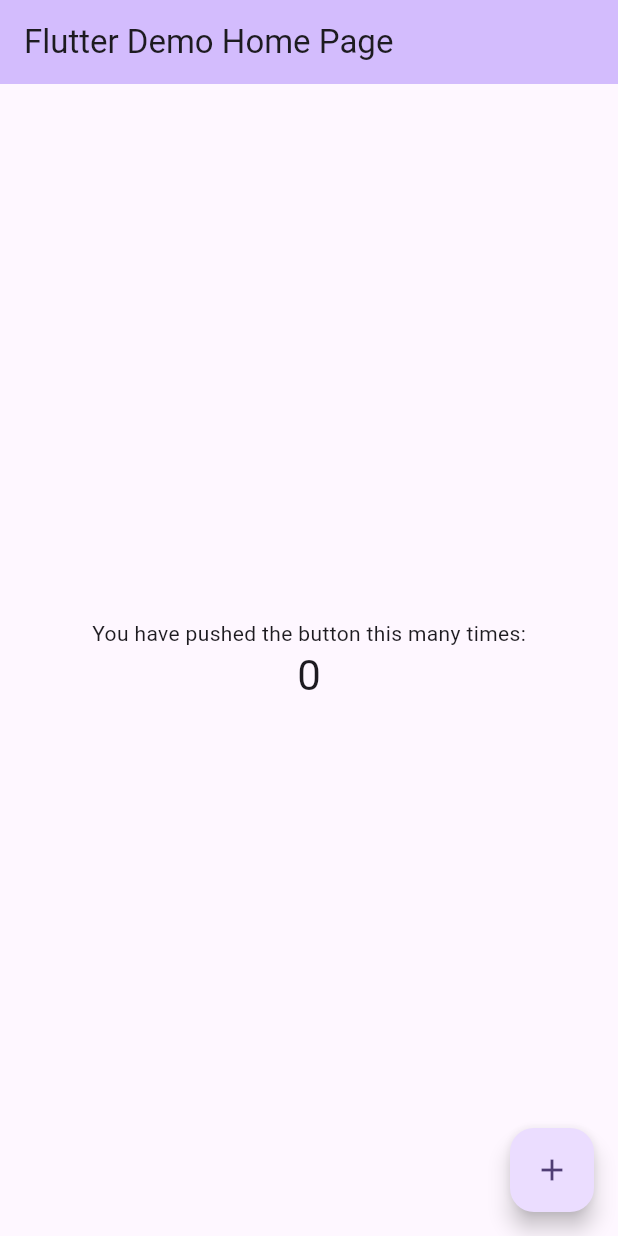
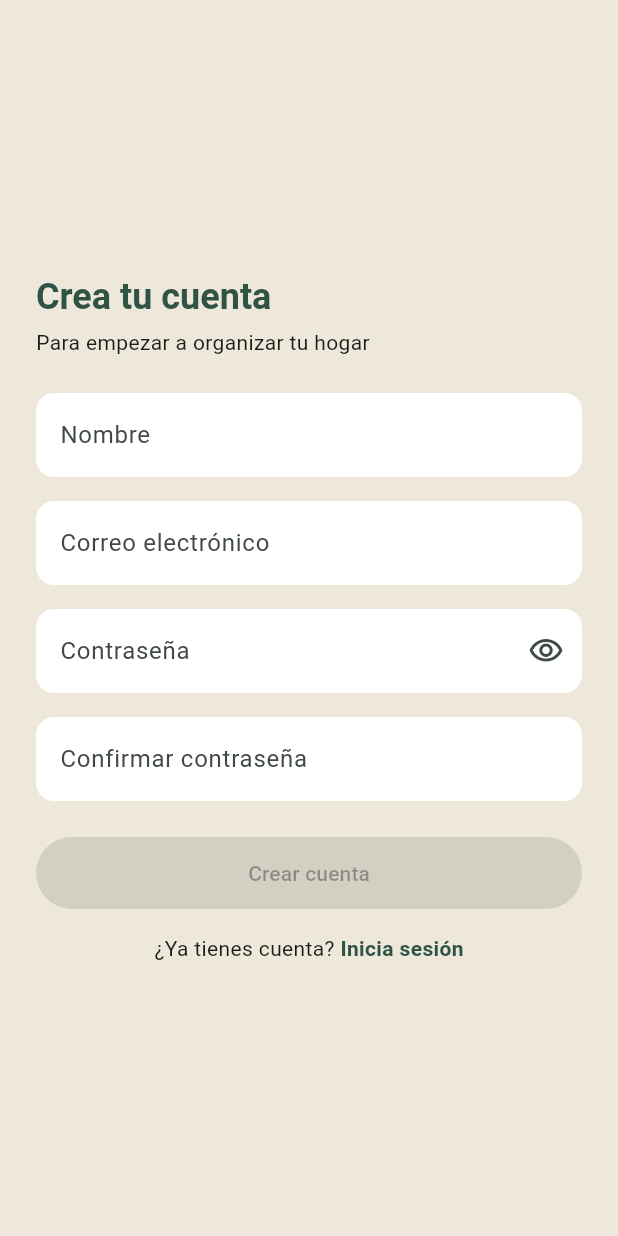
Before and after one commit to JaquelineCamarillo/EasyHome, a Flutter app: the screen it shows after launch, on a phone screen of 412 x 824 dp. Run offline on Flutter 3.47's test engine with Material 3 defaults, Android fonts, the phone set to English and light mode, and no system bars; our stand-ins replace cloud_firestore, firebase_auth, firebase_core; accounts and stored records are empty.

Commit message:
feat: agregar pantalla de registro con validaciones y Firebase Auth

```diff
--- a/lib/main.dart
+++ b/lib/main.dart
@@ -1,130 +1,50 @@
+import 'package:firebase_core/firebase_core.dart';
 import 'package:flutter/material.dart';
-import 'package:firebase_core/firebase_core.dart';
+
 import 'firebase_options.dart';
+import 'routes.dart';
+import 'screens/crear_unirse_hogar_screen.dart';
+import 'screens/login_screen.dart';
+import 'screens/registro_screen.dart';
 
-void main() async {
+Future<void> main() async {
   WidgetsFlutterBinding.ensureInitialized();
-  await Firebase.initializeApp(
-    options: DefaultFirebaseOptions.currentPlatform,
-  );
-  print('✅ Firebase conectado: ${Firebase.apps.length} app(s) inicializada(s), proyecto: ${Firebase.apps.first.options.projectId}');
-  runApp(const MyApp());
+  await Firebase.initializeApp(options: DefaultFirebaseOptions.currentPlatform);
+  debugPrint(
+      '✅ Firebase conectado: ${Firebase.apps.length} app(s), proyecto: ${Firebase.apps.first.options.projectId}');
+  runApp(const EasyHomeApp());
 }
 
+class EasyHomeApp extends StatelessWidget {
+  const EasyHomeApp({super.key});
 
-class MyApp extends StatelessWidget {
-  const MyApp({super.key});
-
-  // This widget is the root of your application.
   @override
   Widget build(BuildContext context) {
+    const verde = Color(0xFF2F5446);
+    const crema = Color(0xFFEEE8DA);
+
     return MaterialApp(
-      title: 'Flutter Demo',
+      title: 'EasyHome',
+      debugShowCheckedModeBanner: false,
       theme: ThemeData(
-        // This is the theme of your application.
-        //
-        // TRY THIS: Try running your application with "flutter run". You'll see
-        // the application has a purple toolbar. Then, without quitting the app,
-        // try changing the seedColor in the colorScheme below to Colors.green
-        // and then invoke "hot reload" (save your changes or press the "hot
-        // reload" button in a Flutter-supported IDE, or press "r" if you used
-        // the command line to start the app).
-        //
-        // Notice that the counter didn't reset back to zero; the application
-        // state is not lost during the reload. To reset the state, use hot
-        // restart instead.
-        //
-        // This works for code too, not just values: Most code changes can be
-        // tested with just a hot reload.
-        colorScheme: .fromSeed(seedColor: Colors.deepPurple),
+        colorScheme: ColorScheme.fromSeed(seedColor: verde, primary: verde),
+        scaffoldBackgroundColor: crema,
+        inputDecorationTheme: InputDecorationTheme(
+          filled: true,
+          fillColor: Colors.white,
+          border: OutlineInputBorder(
+            borderRadius: BorderRadius.circular(12),
+            borderSide: BorderSide.none,
+          ),
+        ),
       ),
-      home: const MyHomePage(title: 'Flutter Demo Home Page'),
+      // TODO: cuando exista el login, decidir aquí según FirebaseAuth.currentUser.
+      initialRoute: AppRoutes.registro,
+      routes: {
+        AppRoutes.registro: (_) => const RegistroScreen(),
+        AppRoutes.login: (_) => const LoginScreen(),
+        AppRoutes.hogar: (_) => const CrearUnirseHogarScreen(),
+      },
     );
   }
 }
-
-class MyHomePage extends StatefulWidget {
-  const MyHomePage({super.key, required this.title});
-
-  // This widget is the home page of your application. It is stateful, meaning
-  // that it has a State object (defined below) that contains fields that affect
-  // how it looks.
-
-  // This class is the configuration for the state. It holds the values (in this
-  // case the title) provided by the parent (in this case the App widget) and
-  // used by the build method of the State. Fields in a Widget subclass are
-  // always marked "final".
-
-  final String title;
-
-  @override
-  State<MyHomePage> createState() => _MyHomePageState();
-}
-
-class _MyHomePageState extends State<MyHomePage> {
-  int _counter = 0;
-
-  void _incrementCounter() {
-    setState(() {
-      // This call to setState tells the Flutter framework that something has
-      // changed in this State, which causes it to rerun the build method below
-      // so that the display can reflect the updated values. If we changed
-      // _counter without calling setState(), then the build method would not be
-      // called again, and so nothing would appear to happen.
-      _counter++;
-    });
-  }
-
-  @override
-  Widget build(BuildContext context) {
-    // This method is rerun every time setState is called, for instance as done
-    // by the _incrementCounter method above.
-    //
-    // The Flutter framework has been optimized to make rerunning build methods
-    // fast, so that you can just rebuild anything that needs updating rather
-    // than having to individually change instances of widgets.
-    return Scaffold(
-      appBar: AppBar(
-        // TRY THIS: Try changing the color here to a specific color (to
-        // Colors.amber, perhaps?) and trigger a hot reload to see the AppBar
-        // change color while the other colors stay the same.
-        backgroundColor: Theme.of(context).colorScheme.inversePrimary,
-        // Here we take the value from the MyHomePage object that was created by
-        // the App.build method, and use it to set our appbar title.
-        title: Text(widget.title),
-      ),
-      body: Center(
-        // Center is a layout widget. It takes a single child and positions it
-        // in the middle of the parent.
-        child: Column(
-          // Column is also a layout widget. It takes a list of children and
-          // arranges them vertically. By default, it sizes itself to fit its
-          // children horizontally, and tries to be as tall as its parent.
-          //
-          // Column has various properties to control how it sizes itself and
-          // how it positions its children. Here we use mainAxisAlignment to
-          // center the children vertically; the main axis here is the vertical
-          // axis because Columns are vertical (the cross axis would be
-          // horizontal).
-          //
-          // TRY THIS: Invoke "debug painting" (choose the "Toggle Debug Paint"
-          // action in the IDE, or press "p" in the console), to see the
-          // wireframe for each widget.
-          mainAxisAlignment: .center,
-          children: [
-            const Text('You have pushed the button this many times:'),
-            Text(
-              '$_counter',
-              style: Theme.of(context).textTheme.headlineMedium,
-            ),
-          ],
-        ),
-      ),
-      floatingActionButton: FloatingActionButton(
-        onPressed: _incrementCounter,
-        tooltip: 'Increment',
-        child: const Icon(Icons.add),
-      ),
-    );
-  }
-}
--- /dev/null
+++ b/lib/routes.dart
@@ -0,0 +1,6 @@
+/// Rutas con nombre de la app. Agrega aquí las que vayan saliendo.
+class AppRoutes {
+  static const registro = '/registro'; // #3
+  static const login = '/login'; // #4
+  static const hogar = '/hogar'; // #5/#6 Crear / Unirse a un hogar
+}
--- /dev/null
+++ b/lib/screens/registro_screen.dart
@@ -0,0 +1,226 @@
+import 'package:flutter/material.dart';
+
+import '../routes.dart';
+import '../services/auth_service.dart';
+import '../utils/validators.dart';
+
+/// Pantalla #3 — Registro de cuenta.
+class RegistroScreen extends StatefulWidget {
+  const RegistroScreen({super.key, this.authService});
+
+  /// Inyectable para pruebas; por defecto usa Firebase real.
+  final AuthService? authService;
+
+  @override
+  State<RegistroScreen> createState() => _RegistroScreenState();
+}
+
+class _RegistroScreenState extends State<RegistroScreen> {
+  final _nombreCtrl = TextEditingController();
+  final _correoCtrl = TextEditingController();
+  final _contrasenaCtrl = TextEditingController();
+  final _confirmarCtrl = TextEditingController();
+  final _confirmarKey = GlobalKey<FormFieldState<String>>();
+
+  late final AuthService _auth = widget.authService ?? AuthService();
+
+  bool _ocultarContrasena = true;
+  bool _cargando = false;
+  String? _errorGeneral;
+
+  bool get _formularioValido =>
+      Validators.nombre(_nombreCtrl.text) == null &&
+      Validators.correo(_correoCtrl.text) == null &&
+      Validators.contrasena(_contrasenaCtrl.text) == null &&
+      Validators.confirmarContrasena(
+              _confirmarCtrl.text, _contrasenaCtrl.text) ==
+          null;
+
+  @override
+  void dispose() {
+    _nombreCtrl.dispose();
+    _correoCtrl.dispose();
+    _contrasenaCtrl.dispose();
+    _confirmarCtrl.dispose();
+    super.dispose();
+  }
+
+  void _alCambiar() => setState(() => _errorGeneral = null);
+
+  void _alCambiarContrasena() {
+    _alCambiar();
+    // Si ya escribió la confirmación, revalidarla contra la nueva contraseña.
+    if (_confirmarCtrl.text.isNotEmpty) {
+      _confirmarKey.currentState?.validate();
+    }
+  }
+
+  Future<void> _crearCuenta() async {
+    if (!_formularioValido || _cargando) return;
+    FocusScope.of(context).unfocus();
+    setState(() {
+      _cargando = true;
+      _errorGeneral = null;
+    });
+
+    try {
+      await _auth.registrar(
+        nombre: _nombreCtrl.text,
+        correo: _correoCtrl.text,
+        contrasena: _contrasenaCtrl.text,
+      );
+      if (!mounted) return;
+      // Usuario nuevo => todavía no tiene hogar, no va directo al dashboard.
+      Navigator.of(context).pushReplacementNamed(AppRoutes.hogar);
+    } on AuthException catch (e) {
+      if (!mounted) return;
+      setState(() {
+        _errorGeneral = e.mensaje;
+        _cargando = false;
+      });
+    }
+  }
+
+  @override
+  Widget build(BuildContext context) {
+    final tema = Theme.of(context);
+
+    return Scaffold(
+      body: SafeArea(
+        child: Center(
+          child: SingleChildScrollView(
+            padding: const EdgeInsets.symmetric(horizontal: 24, vertical: 24),
+            child: ConstrainedBox(
+              constraints: const BoxConstraints(maxWidth: 420),
+              child: Column(
+                crossAxisAlignment: CrossAxisAlignment.stretch,
+                children: [
+                  Text(
+                    'Crea tu cuenta',
+                    style: tema.textTheme.headlineSmall?.copyWith(
+                      fontWeight: FontWeight.bold,
+                      color: tema.colorScheme.primary,
+                    ),
+                  ),
+                  const SizedBox(height: 4),
+                  Text(
+                    'Para empezar a organizar tu hogar',
+                    style: tema.textTheme.bodyMedium,
+                  ),
+                  const SizedBox(height: 24),
+                  TextFormField(
+                    key: const Key('campo_nombre'),
+                    controller: _nombreCtrl,
+                    autovalidateMode: AutovalidateMode.onUserInteraction,
+                    textCapitalization: TextCapitalization.words,
+                    textInputAction: TextInputAction.next,
+                    autofillHints: const [AutofillHints.name],
+                    decoration: const InputDecoration(labelText: 'Nombre'),
+                    validator: Validators.nombre,
+                    onChanged: (_) => _alCambiar(),
+                  ),
+                  const SizedBox(height: 16),
+                  TextFormField(
+                    key: const Key('campo_correo'),
+                    controller: _correoCtrl,
+                    autovalidateMode: AutovalidateMode.onUserInteraction,
+                    keyboardType: TextInputType.emailAddress,
+                    textInputAction: TextInputAction.next,
+                    autofillHints: const [AutofillHints.email],
+                    decoration:
+                        const InputDecoration(labelText: 'Correo electrónico'),
+                    validator: Validators.correo,
+                    onChanged: (_) => _alCambiar(),
+                  ),
+                  const SizedBox(height: 16),
+                  TextFormField(
+                    key: const Key('campo_contrasena'),
+                    controller: _contrasenaCtrl,
+                    autovalidateMode: AutovalidateMode.onUserInteraction,
+                    obscureText: _ocultarContrasena,
+                    textInputAction: TextInputAction.next,
+                    autofillHints: const [AutofillHints.newPassword],
+                    decoration: InputDecoration(
+                      labelText: 'Contraseña',
+                      suffixIcon: IconButton(
+                        key: const Key('boton_mostrar_contrasena'),
+                        tooltip: _ocultarContrasena
+                            ? 'Mostrar contraseña'
+                            : 'Ocultar contraseña',
+                        icon: Icon(_ocultarContrasena
+                            ? Icons.visibility_outlined
+                            : Icons.visibility_off_outlined),
+                        onPressed: () => setState(
+                            () => _ocultarContrasena = !_ocultarContrasena),
+                      ),
+                    ),
+                    validator: Validators.contrasena,
+                    onChanged: (_) => _alCambiarContrasena(),
+                  ),
+                  const SizedBox(height: 16),
+                  TextFormField(
+                    key: _confirmarKey,
+                    controller: _confirmarCtrl,
+                    autovalidateMode: AutovalidateMode.onUserInteraction,
+                    obscureText: true,
+                    textInputAction: TextInputAction.done,
+                    decoration: const InputDecoration(
+                        labelText: 'Confirmar contraseña'),
+                    validator: (v) =>
+                        Validators.confirmarContrasena(v, _contrasenaCtrl.text),
+                    onChanged: (_) => _alCambiar(),
+                    onFieldSubmitted: (_) => _crearCuenta(),
+                  ),
+                  const SizedBox(height: 24),
+                  if (_errorGeneral != null) ...[
+                    Text(
+                      _errorGeneral!,
+                      key: const Key('error_general'),
+                      textAlign: TextAlign.center,
+                      style: TextStyle(color: tema.colorScheme.error),
+                    ),
+                    const SizedBox(height: 12),
+                  ],
+                  FilledButton(
+                    key: const Key('boton_crear_cuenta'),
+                    onPressed:
+                        (_formularioValido && !_cargando) ? _crearCuenta : null,
+                    style: FilledButton.styleFrom(
+                      minimumSize: const Size.fromHeight(48),
+                    ),
+                    child: _cargando
+                        ? const SizedBox(
+                            height: 20,
+                            width: 20,
+                            child: CircularProgressIndicator(strokeWidth: 2),
+                          )
+                        : const Text('Crear cuenta'),
+                  ),
+                  const SizedBox(height: 16),
+                  Row(
+                    mainAxisAlignment: MainAxisAlignment.center,
+                    children: [
+                      const Text('¿Ya tienes cuenta? '),
+                      GestureDetector(
+                        key: const Key('enlace_login'),
+                        onTap: () => Navigator.of(context)
+                            .pushReplacementNamed(AppRoutes.login),
+                        child: Text(
+                          'Inicia sesión',
+                          style: TextStyle(
+                            fontWeight: FontWeight.bold,
+                            color: tema.colorScheme.primary,
+                          ),
+                        ),
+                      ),
+                    ],
+                  ),
+                ],
+              ),
+            ),
+          ),
+        ),
+      ),
+    );
+  }
+}
--- /dev/null
+++ b/lib/services/auth_service.dart
@@ -0,0 +1,84 @@
+import 'package:cloud_firestore/cloud_firestore.dart';
+import 'package:firebase_auth/firebase_auth.dart';
+import 'package:flutter/foundation.dart';
+
+/// Error ya traducido, listo para mostrarse al usuario.
+class AuthException implements Exception {
+  const AuthException(this.mensaje);
+  final String mensaje;
+
+  @override
+  String toString() => mensaje;
+}
+
+/// Acceso a Firebase Auth + Firestore para el registro de usuarios.
+/// Las pantallas no hablan directo con Firebase: pasan por este servicio.
+class AuthService {
+  AuthService({FirebaseAuth? auth, FirebaseFirestore? firestore})
+      : _authOverride = auth,
+        _firestoreOverride = firestore;
+
+  // Se resuelven de forma perezosa para poder heredar/mockear el servicio
+  // en pruebas sin inicializar Firebase.
+  final FirebaseAuth? _authOverride;
+  final FirebaseFirestore? _firestoreOverride;
+  FirebaseAuth get _auth => _authOverride ?? FirebaseAuth.instance;
+  FirebaseFirestore get _db => _firestoreOverride ?? FirebaseFirestore.instance;
+
+  static const msgCorreoEnUso = 'Este correo ya tiene una cuenta registrada';
+  static const msgSinConexion = 'No se pudo conectar, intenta de nuevo';
+  static const msgGenerico = 'Ocurrió un error, intenta de nuevo';
+
+  /// Crea el usuario en Firebase Auth y su documento en `usuarios/{uid}`.
+  /// Lanza [AuthException] con un mensaje en español si algo falla.
+  Future<void> registrar({
+    required String nombre,
+    required String correo,
+    required String contrasena,
+  }) async {
+    final UserCredential cred;
+    try {
+      cred = await _auth.createUserWithEmailAndPassword(
+        email: correo.trim(),
+        password: contrasena,
+      );
+    } on FirebaseAuthException catch (e) {
+      debugPrint('Auth error: ${e.code}');
+      throw AuthException(_traducir(e.code));
+    }
+
+    final user = cred.user;
+    if (user == null) throw const AuthException(msgGenerico);
+
+    try {
+      await _db.collection('usuarios').doc(user.uid).set({
+        'nombre': nombre.trim(),
+        'esAdministrador': false,
+        'hogarId': null,
+      });
+    } on FirebaseException catch (e) {
+      debugPrint('Firestore error: ${e.code} - ${e.message}');
+      // Revertimos el usuario de Auth para que no quede una cuenta sin perfil
+      // y pueda reintentar el registro con el mismo correo.
+      try {
+        await user.delete();
+      } catch (_) {}
+      throw const AuthException(msgSinConexion);
+    }
+  }
+
+  String _traducir(String code) {
+    switch (code) {
+      case 'email-already-in-use':
+        return msgCorreoEnUso;
+      case 'network-request-failed':
+        return msgSinConexion;
+      case 'invalid-email':
+        return 'Correo inválido';
+      case 'weak-password':
+        return 'La contraseña debe tener al menos 6 caracteres';
+      default:
+        return msgGenerico;
+    }
+  }
+}
--- /dev/null
+++ b/lib/utils/validators.dart
@@ -0,0 +1,28 @@
+/// Validaciones del formulario de registro.
+/// Devuelven `null` si el valor es válido, o el mensaje de error a mostrar.
+class Validators {
+  static final RegExp _emailRegex = RegExp(r'^[^\s@]+@[^\s@]+\.[^\s@]+$');
+
+  static String? nombre(String? value) {
+    if ((value ?? '').trim().isEmpty) return 'Ingresa tu nombre';
+    return null;
+  }
+
+  static String? correo(String? value) {
+    if (!_emailRegex.hasMatch((value ?? '').trim())) return 'Correo inválido';
+    return null;
+  }
+
+  /// Firebase Auth exige mínimo 6 caracteres.
+  static String? contrasena(String? value) {
+    if ((value ?? '').length < 6) {
+      return 'La contraseña debe tener al menos 6 caracteres';
+    }
+    return null;
+  }
+
+  static String? confirmarContrasena(String? value, String contrasena) {
+    if (value != contrasena) return 'Las contraseñas no coinciden';
+    return null;
+  }
+}
--- a/pubspec.yaml
+++ b/pubspec.yaml
@@ -30,15 +30,20 @@ environment:
 dependencies:
   flutter:
     sdk: flutter
+  flutter_web_plugins:
+    sdk: flutter
 
   # The following adds the Cupertino Icons font to your application.
   # Use with the CupertinoIcons class for iOS style icons.
   cupertino_icons: ^1.0.8
   firebase_core: ^4.15.0
+  firebase_auth: ^6.7.0
+  cloud_firestore: ^6.10.0
 
 dev_dependencies:
   flutter_test:
     sdk: flutter
+
 
   # The "flutter_lints" package below contains a set of recommended lints to
   # encourage good coding practices. The lint set provided by the package is
```
Also changed, not shown: lib/screens/crear_unirse_hogar_screen.dart (added, +14 -0 lines), lib/screens/login_screen.dart (added, +11 -0 lines), pubspec.lock, 5 other files.
